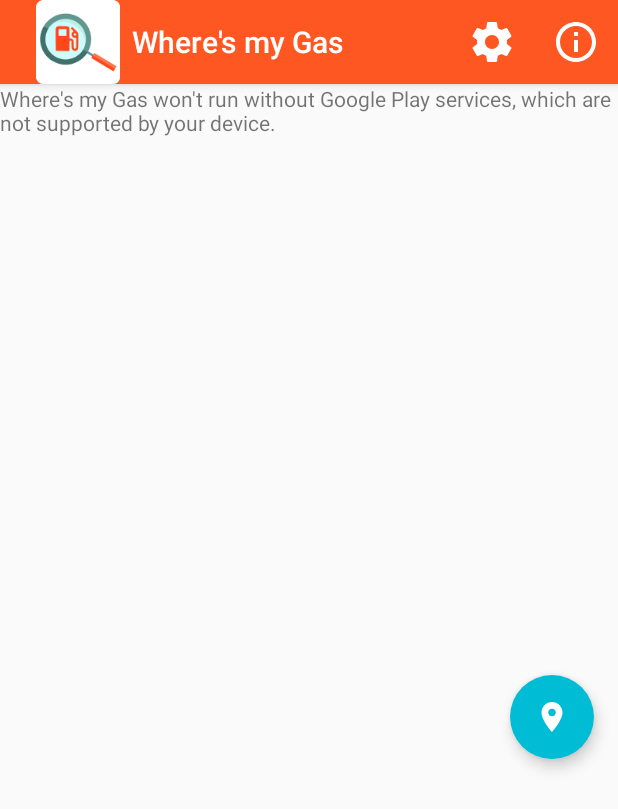
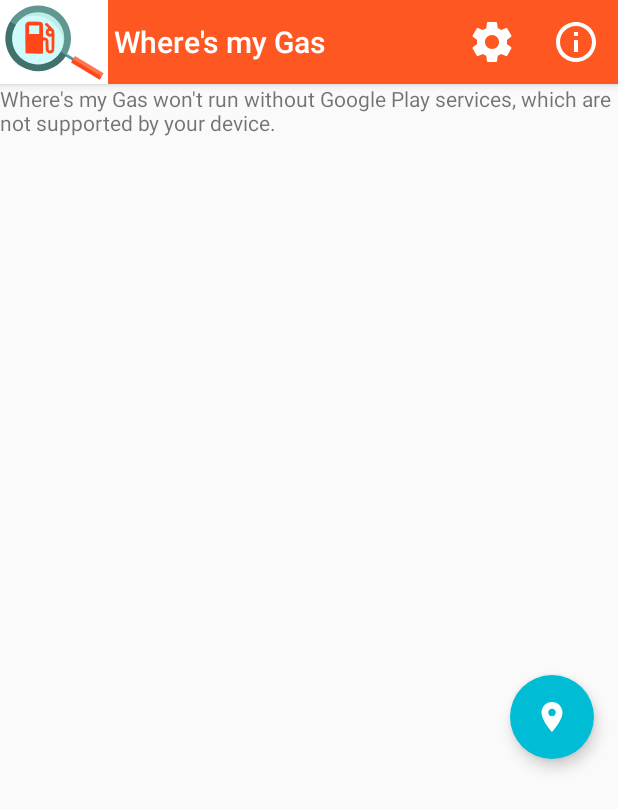
Before and after one commit to FerFig/Where-s-my-Gas, an Android app: the screen it shows after launch (MainActivity), on a phone screen of 412 x 824 dp. Shown: the top 809 px of the screen. Run offline under Robolectric (Android 15) with nearby library versions, the phone set to English and light mode, and no system bars; our stand-ins replace ButterKnife; libraries missing offline, so code that uses them is left out: com.firebase.jobdispatcher; 3 statements that could not run were skipped.

Commit message:
Added an app bar as per capstone requirements

```diff
--- a/app/src/main/java/com/udacity/ferfig/wheresmygas/ui/MainActivity.java
+++ b/app/src/main/java/com/udacity/ferfig/wheresmygas/ui/MainActivity.java
@@ -12,6 +12,7 @@
 import android.support.annotation.NonNull;
 import android.support.annotation.Nullable;
 import android.support.constraint.ConstraintLayout;
+import android.support.design.widget.AppBarLayout;
 import android.support.design.widget.FloatingActionButton;
 import android.support.design.widget.Snackbar;
 import android.support.v4.app.LoaderManager;
@@ -23,6 +24,7 @@
 import android.support.v7.widget.LinearLayoutManager;
 import android.support.v7.widget.OrientationHelper;
 import android.support.v7.widget.RecyclerView;
+import android.support.v7.widget.Toolbar;
 import android.util.Log;
 import android.view.Menu;
 import android.view.MenuInflater;
@@ -111,6 +113,9 @@
     int mShowInfoWindow = SettingOption.SHOW_INFO_WINDOW.getValue();
     int mDisplayUnits = SettingOption.UNITS_METRIC.getValue();
 
+    @BindView(R.id.app_bar)
+    Toolbar mAppBar;
+
     @BindView(R.id.swipe_refresh_layout)
     SwipeRefreshLayout mSrlNearbyPlaces;
 
@@ -150,6 +155,8 @@
         ButterKnife.bind(this);
 
         mSrlNearbyPlaces.setOnRefreshListener(this);
+
+        setSupportActionBar(mAppBar);
 
         SharedPreferences sharedPreferences = PreferenceManager.getDefaultSharedPreferences(this);
         readSettingsPreferences(sharedPreferences);
@@ -774,14 +781,16 @@
             mMap.setOnCameraIdleListener(new GoogleMap.OnCameraIdleListener(){
                 @Override
                 public void onCameraIdle() {
+                    if (mSearchLocation != null && mMap.getCameraPosition() != null && mMap.getCameraPosition().target != null) {
                         Location currentLocation = new Location(LocationManager.GPS_PROVIDER);
                         currentLocation.setLatitude(mMap.getCameraPosition().target.latitude);
                         currentLocation.setLongitude(mMap.getCameraPosition().target.longitude);
-                    if (currentLocation.distanceTo(mSearchLocation) > (mSearchAreaRadius ==0?Utils.MAP_DEFAULT_SEARCH_RADIUS: mSearchAreaRadius)) {
+                        if (currentLocation.distanceTo(mSearchLocation) > (mSearchAreaRadius == 0 ? Utils.MAP_DEFAULT_SEARCH_RADIUS : mSearchAreaRadius)) {
                             mSearchLocation = currentLocation;
 
                             if (!Utils.userHasRefreshed(getApplicationContext())) {
                                 mTvSwipeRefreshMsg.setVisibility(View.VISIBLE);
+                            }
                         }
                     }
                 }
--- /dev/null
+++ b/app/src/main/res/drawable/ic_back.xml
@@ -0,0 +1,5 @@
+<vector android:autoMirrored="true" android:height="24dp"
+    android:tint="#FFFFFF" android:viewportHeight="24.0"
+    android:viewportWidth="24.0" android:width="24dp" xmlns:android="http://schemas.android.com/apk/res/android">
+    <path android:fillColor="#FF000000" android:pathData="M20,11H7.83l5.59,-5.59L12,4l-8,8 8,8 1.41,-1.41L7.83,13H20v-2z"/>
+</vector>
--- a/app/src/main/res/layout-land/activity_main.xml
+++ b/app/src/main/res/layout-land/activity_main.xml
@@ -7,11 +7,14 @@
     android:layout_height="match_parent"
     tools:context=".ui.MainActivity">
 
+    <include layout="@layout/appbar" />
+
     <LinearLayout
         android:layout_width="match_parent"
         android:layout_height="match_parent"
         android:baselineAligned="false"
-        android:orientation="horizontal">
+        android:orientation="horizontal"
+        app:layout_behavior="@string/appbar_scrolling_view_behavior">
 
         <fragment xmlns:android="http://schemas.android.com/apk/res/android"
             xmlns:tools="http://schemas.android.com/tools"
@@ -47,6 +50,7 @@
                         android:paddingTop="4dp"
                         android:text="@string/swipe_to_refresh"
                         android:visibility="gone"
+                        android:focusable="false"
                         android:textSize="12sp" />
 
                     <android.support.v7.widget.RecyclerView
@@ -54,6 +58,7 @@
                         android:layout_width="match_parent"
                         android:layout_height="wrap_content"
                         android:paddingBottom="16dp"
+                        android:nextFocusUp="@id/fabActionSelectLocation"
                         android:clipToPadding="false" />
 
                 </LinearLayout>
--- a/app/src/main/res/layout/activity_main.xml
+++ b/app/src/main/res/layout/activity_main.xml
@@ -7,9 +7,12 @@
     android:layout_height="match_parent"
     tools:context=".ui.MainActivity">
 
+    <include layout="@layout/appbar" />
+
     <LinearLayout
         android:layout_width="match_parent"
         android:layout_height="match_parent"
+        app:layout_behavior="@string/appbar_scrolling_view_behavior"
         android:orientation="vertical">
 
         <fragment xmlns:android="http://schemas.android.com/apk/res/android"
@@ -35,7 +38,6 @@
                     android:layout_width="match_parent"
                     android:layout_height="wrap_content"
                     android:layout_gravity="top"
-                    android:nestedScrollingEnabled="true"
                     android:orientation="vertical">
 
                     <TextView
@@ -47,7 +49,6 @@
                         android:gravity="center"
                         android:paddingBottom="1dp"
                         android:paddingTop="3dp"
-                        android:nestedScrollingEnabled="true"
                         android:text="@string/swipe_to_refresh"
                         android:visibility="invisible"
                         android:textSize="12sp" />
@@ -57,7 +58,6 @@
                         android:layout_width="match_parent"
                         android:layout_height="wrap_content"
                         android:paddingBottom="16dp"
-                        android:nestedScrollingEnabled="true"
                         android:clipToPadding="false" />
                 </LinearLayout>
             </ScrollView>
--- /dev/null
+++ b/app/src/main/res/layout/appbar.xml
@@ -0,0 +1,19 @@
+<android.support.design.widget.AppBarLayout xmlns:android="http://schemas.android.com/apk/res/android"
+    xmlns:app="http://schemas.android.com/apk/res-auto"
+    android:id="@+id/app_bar_layout"
+    android:layout_width="match_parent"
+    android:layout_height="wrap_content"
+    android:background="?colorPrimary"
+    android:elevation="4dp"
+    android:theme="@style/ThemeOverlay.AppCompat.Dark.ActionBar">
+
+    <android.support.v7.widget.Toolbar
+        android:id="@+id/app_bar"
+        android:layout_width="match_parent"
+        android:layout_height="?attr/actionBarSize"
+        android:layout_marginLeft="@dimen/list_toolbar_side_margin"
+        android:layout_marginRight="@dimen/list_toolbar_side_margin"
+        app:contentInsetStart="16dp"
+        app:layout_collapseMode="pin"
+        app:navigationIcon="@mipmap/ic_launcher" />
+</android.support.design.widget.AppBarLayout>
--- a/app/src/main/res/values/dimens.xml
+++ b/app/src/main/res/values/dimens.xml
@@ -5,9 +5,9 @@
     <dimen name="fab_pressed_translation_z">12dp</dimen>
     <dimen name="fab_margin">24dp</dimen>
 
-    <!--
-Refer to App Widget Documentation for margin information
-http://developer.android.com/guide/topics/appwidgets/index.html#CreatingLayout
-    -->
+    <dimen name="list_toolbar_side_margin">0dp</dimen>
+
+    <!-- Refer to App Widget Documentation for margin information
+    http://developer.android.com/guide/topics/appwidgets/index.html#CreatingLayout -->
     <dimen name="widget_margin">8dp</dimen>
 </resources>
--- a/app/src/main/res/values/styles.xml
+++ b/app/src/main/res/values/styles.xml
@@ -1,12 +1,14 @@
 <resources>
     <!-- Base application theme. -->
-    <style name="AppTheme" parent="Theme.AppCompat.Light.DarkActionBar">
+    <style name="AppTheme" parent="Theme.AppCompat.Light.NoActionBar">
         <!-- Customize your theme here. -->
         <item name="colorPrimary">@color/colorPrimary</item>
         <item name="colorPrimaryDark">@color/colorPrimaryDark</item>
         <item name="colorAccent">@color/colorAccent</item>
 
         <item name="preferenceTheme">@style/PreferenceThemeOverlay.v14.Material</item>
+
+        <item name="coordinatorLayoutStyle">@style/Widget.Design.CoordinatorLayout</item>
     </style>
 
     <style name="ShareFabSelectLocation" parent="Theme.AppCompat.Light">
```
Also changed, not shown: app/src/main/java/com/udacity/ferfig/wheresmygas/ui/settings/SettingsActivity.java (+19 -4 lines), app/src/main/res/layout/activity_settings.xml (+16 -4 lines). Lines whose indentation alone changed are shown as unchanged.
